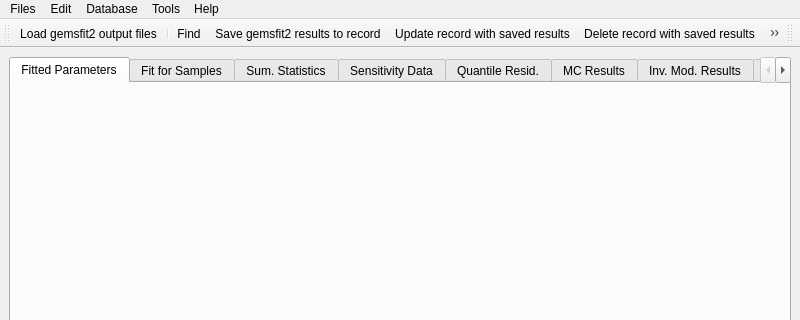
Old version of the form gfshell2/dialogs/FitResultsWindow.ui in the repository gemshub/gemsfits; both pictures show x 0 to 800 and y 0 to 320 of the 800 by 600 pixel window.
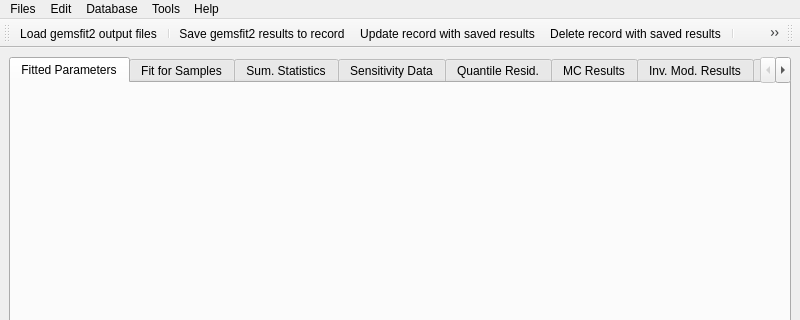
New version of the form. Icons and pictures are not drawn.

```diff
--- a/gfshell2/dialogs/FitResultsWindow.ui
+++ b/gfshell2/dialogs/FitResultsWindow.ui
@@ -172,7 +172,6 @@
    </attribute>
    <addaction name="actionOpen_File"/>
    <addaction name="separator"/>
-   <addaction name="action_Find"/>
    <addaction name="action_Insert"/>
    <addaction name="actionUpdate"/>
    <addaction name="actionDelete"/>
@@ -318,15 +317,6 @@
     <string>Ctrl+Del</string>
    </property>
   </action>
-  <action name="action_Find">
-   <property name="icon">
-    <iconset resource="../fgui.qrc">
-     <normaloff>:/menu/Icons/SelectDisplayRecordIcon.png</normaloff>:/menu/Icons/SelectDisplayRecordIcon.png</iconset>
-   </property>
-   <property name="text">
-    <string>&amp;Find...</string>
-   </property>
-  </action>
   <action name="actionCalculator">
    <property name="text">
     <string>Calculator ...</string>
```
Left out of the diff: 2 changed lines with no effect on the pictures.
